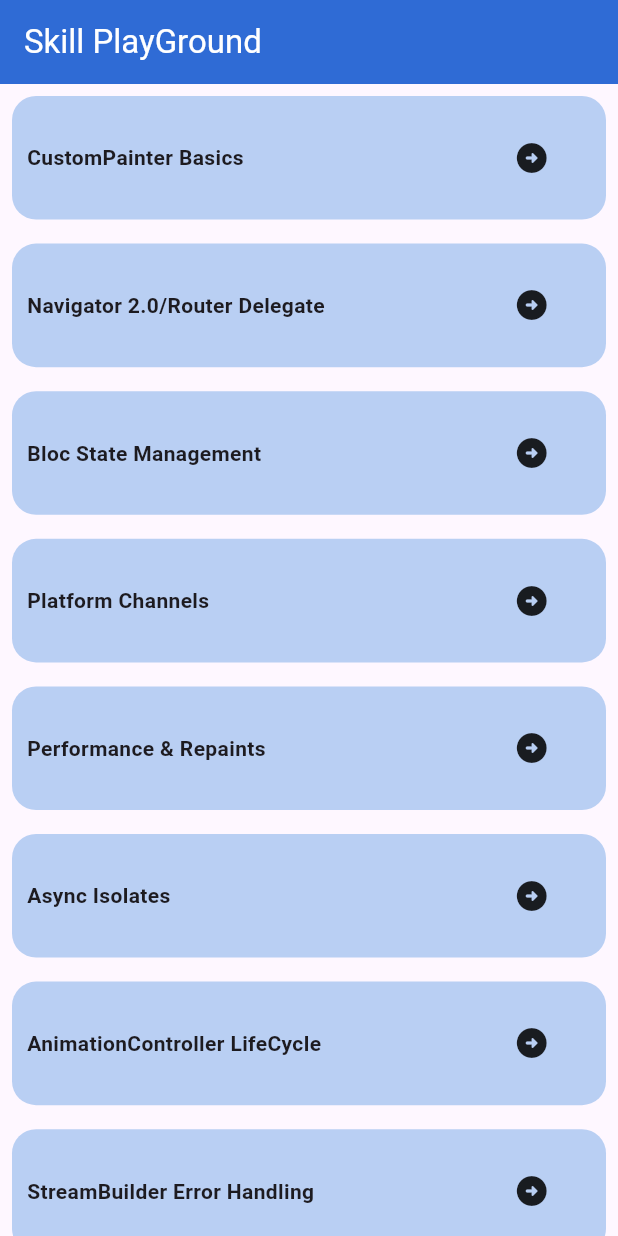
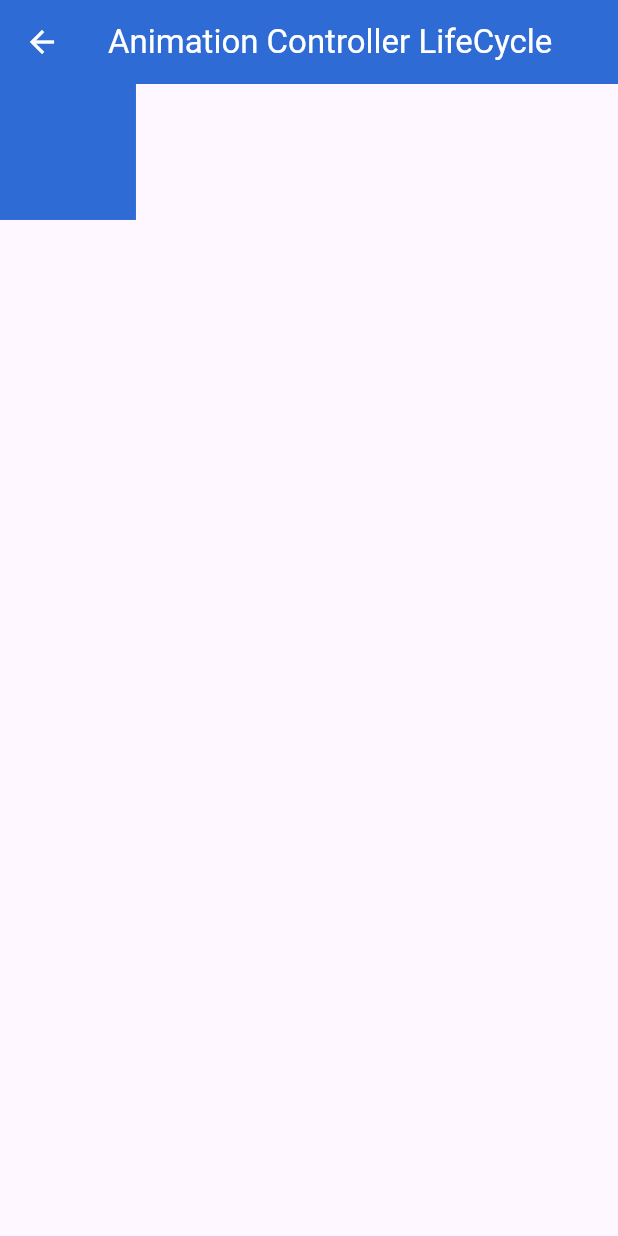
Before and after one commit to eduardobandeiramg/skill-playground, a Flutter app: the screen it shows after launch, after a tap on "AnimationController LifeCycle", on a phone screen of 412 x 824 dp. Run offline on Flutter 3.47's test engine with Material 3 defaults, Android fonts, the phone set to English and light mode, and no system bars; our stand-ins replace flutter_bloc, get.

Commit message:
finalizando tela de animation controller e centralizando dimensoes da tela

```diff
--- /dev/null
+++ b/lib/apresentacao/screens/animation_controller_screen.dart
@@ -0,0 +1,46 @@
+import 'package:flutter/material.dart';
+import 'package:skill_playground/dominio/utils/dimensoes.dart';
+
+class AnimationControllerScreen extends StatefulWidget {
+  @override
+  _AnimationControllerScreenState createState() => _AnimationControllerScreenState();
+}
+
+class _AnimationControllerScreenState extends State<AnimationControllerScreen>
+    with SingleTickerProviderStateMixin {
+  late AnimationController _controller;
+  late Animation<double> _animacao;
+
+  @override
+  void initState() {
+    super.initState();
+    _controller = AnimationController(vsync: this, duration: Duration(seconds: 5));
+
+    _animacao = Tween<double>(begin: 0, end: Dimensoes.largura).animate(_controller)..addListener(() {
+      setState(() {});
+    });
+
+    _controller.forward();
+  }
+
+  @override
+  void dispose() {
+    _controller.dispose();
+    super.dispose();
+  }
+
+  @override
+  Widget build(BuildContext context) {
+    return Scaffold(
+      appBar: AppBar(
+        backgroundColor: Theme.of(context).primaryColor,
+        iconTheme: IconThemeData(color: Colors.white),
+        title: FittedBox(
+          fit: BoxFit.scaleDown,
+          child: Text("Animation Controller LifeCycle", style: TextStyle(color: Colors.white)),
+        ),
+      ),
+      body: Container(width: _animacao.value, height: _animacao.value, color: Color(0xFF2F6BD5)),
+    );
+  }
+}
--- a/lib/dominio/router_delegate/router_delegate.dart
+++ b/lib/dominio/router_delegate/router_delegate.dart
@@ -1,5 +1,6 @@
 import 'package:flutter/material.dart';
 import 'package:get/get.dart';
+import 'package:skill_playground/apresentacao/screens/animation_controller_screen.dart';
 import 'package:skill_playground/apresentacao/screens/async_isolates.dart';
 import 'package:skill_playground/apresentacao/screens/bloc_screen.dart';
 import 'package:skill_playground/apresentacao/screens/custom_painter_screen.dart';
@@ -8,7 +9,6 @@ import 'package:skill_playground/apresentacao/screens/performance_and_repaints_s
 import 'package:skill_playground/apresentacao/screens/platform_channels_screen.dart';
 import 'package:skill_playground/dominio/controllers/navigation_controller.dart';
 import 'package:skill_playground/dominio/utils/indice_botoes.dart';
-
 import '../../apresentacao/screens/home_page_screen.dart';
 
 class MyRouterDelegate extends RouterDelegate<int>
@@ -36,6 +36,8 @@ class MyRouterDelegate extends RouterDelegate<int>
         if (tela == TelaSelecionada.performanceAndRepaints)
           MaterialPage(child: PerformanceScreen()),
         if (tela == TelaSelecionada.asyncIsolates) MaterialPage(child: AsyncIsolates()),
+        if (tela == TelaSelecionada.animationControllerLifeCycle)
+          MaterialPage(child: AnimationControllerScreen()),
       ],
       onPopPage: (route, result) {
         if (!route.didPop(result)) return false;
--- /dev/null
+++ b/lib/dominio/utils/dimensoes.dart
@@ -0,0 +1,4 @@
+class Dimensoes {
+  static late double altura;
+  static late double largura;
+}
--- a/lib/main.dart
+++ b/lib/main.dart
@@ -5,6 +5,7 @@ import 'package:get/get.dart';
 import 'package:skill_playground/dominio/controllers/bloc_ssot.dart';
 import 'package:skill_playground/dominio/controllers/navigation_controller.dart';
 import 'package:skill_playground/dominio/router_delegate/router_delegate.dart';
+import 'package:skill_playground/dominio/utils/dimensoes.dart';
 
 void main() {
   Get.put(NavigationController());
@@ -19,6 +20,8 @@ class MyApp extends StatelessWidget {
 
   @override
   Widget build(BuildContext context) {
+    Dimensoes.altura = MediaQuery.of(context).size.height;
+    Dimensoes.largura = MediaQuery.of(context).size.width;
     return MaterialApp.router(
       debugShowCheckedModeBanner: false,
       routerDelegate: _routerDelegate,
```
